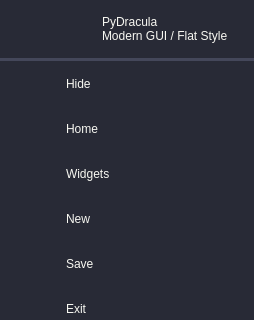
Above: modern_gui_dracular_qt_widgets/extraleftmenu.ui from WenjunHuang/CPPPlayground before the change; both pictures show x 0 to 254 and y 0 to 320 of the 254 by 485 pixel window. Below: the same form after it.
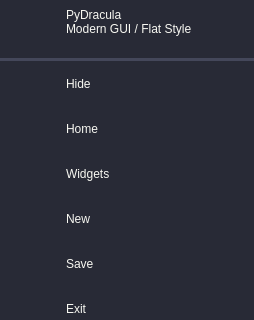
That is the form after the change. Icons and pictures are not drawn.

Patch:
```diff
--- a/modern_gui_dracular_qt_widgets/extraleftmenu.ui
+++ b/modern_gui_dracular_qt_widgets/extraleftmenu.ui
@@ -194,27 +194,15 @@
        <height>58</height>
       </size>
      </property>
-     <layout class="QHBoxLayout" name="horizontalLayout">
-      <property name="spacing">
-       <number>0</number>
-      </property>
-      <property name="sizeConstraint">
-       <enum>QLayout::SetNoConstraint</enum>
-      </property>
-      <property name="leftMargin">
-       <number>0</number>
-      </property>
-      <property name="topMargin">
-       <number>0</number>
-      </property>
-      <property name="rightMargin">
-       <number>0</number>
-      </property>
-      <property name="bottomMargin">
-       <number>0</number>
-      </property>
-      <item>
        <widget class="QFrame" name="topLogo">
+      <property name="geometry">
+       <rect>
+        <x>8</x>
+        <y>8</y>
+        <width>42</width>
+        <height>42</height>
+       </rect>
+      </property>
         <property name="minimumSize">
          <size>
           <width>42</width>
@@ -228,9 +216,15 @@
          </size>
         </property>
        </widget>
-      </item>
-      <item>
        <widget class="QFrame" name="topLogoLabels">
+      <property name="geometry">
+       <rect>
+        <x>50</x>
+        <y>8</y>
+        <width>196</width>
+        <height>42</height>
+       </rect>
+      </property>
         <property name="minimumSize">
          <size>
           <width>196</width>
@@ -306,8 +300,6 @@
          </item>
         </layout>
        </widget>
-      </item>
-     </layout>
     </widget>
    </item>
    <item>
```
Lines whose indentation alone changed are shown as unchanged.
